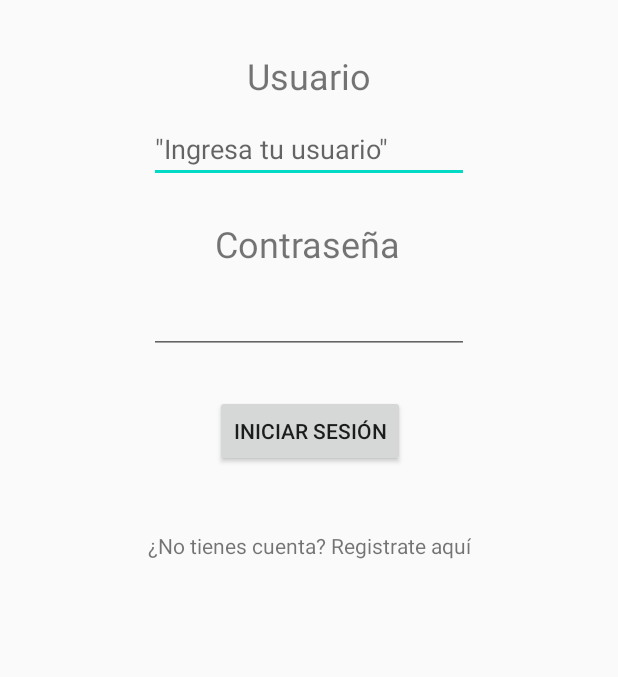
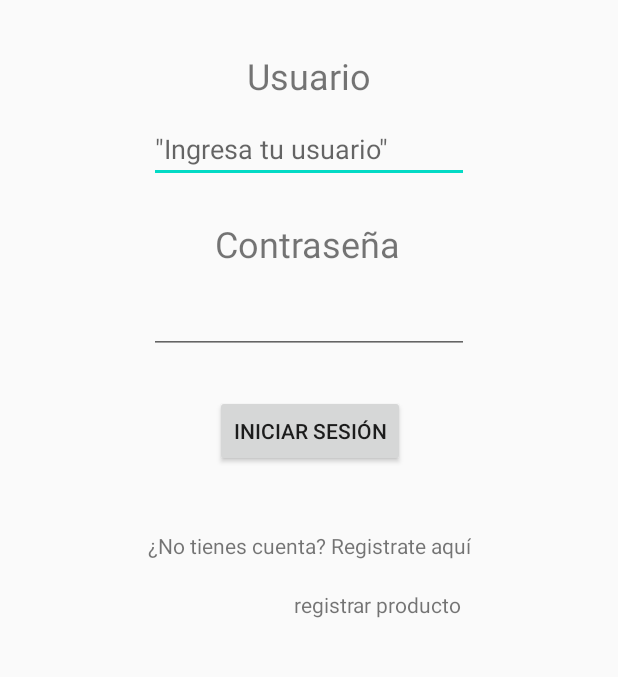
Before and after one commit to NEMESIIS/FEI-EATS-mov, an Android app: the screen it shows after launch (MainActivity), on a phone screen of 412 x 824 dp, the part 548-1225 px from its top. Run offline under Robolectric (Android 15) with nearby library versions, the phone set to English and light mode, and no system bars; our stand-ins replace Firebase (no records; nobody signed in at launch, a user with empty details on screens opened directly).

Commit message:
Registro de Productos - listo

```diff
--- a/app/src/main/AndroidManifest.xml
+++ b/app/src/main/AndroidManifest.xml
@@ -20,6 +20,9 @@
         <activity android:name=".ActivityUsuario"/>
         <activity android:name=".ActivityUsuario2" />
         <activity android:name=".ActivityDefault"/>
+        <activity android:name=".ActivityDefault2"/>
+        <activity android:name=".ActivityProducto"/>
+
 
     </application>
 
--- a/app/src/main/java/com/example/fei_eats_mov/MainActivity.java
+++ b/app/src/main/java/com/example/fei_eats_mov/MainActivity.java
@@ -41,9 +41,9 @@ public class MainActivity extends AppCompatActivity {
         }
 
        //obtención de referencias
-        etUsuario = (EditText) findViewById(R.id.etUsuario);
-        etContra = (EditText) findViewById(R.id.etContra);
-        btnIniciar = (Button) findViewById(R.id.btnIniciar);
+        etUsuario = findViewById(R.id.etUsuario);
+        etContra = findViewById(R.id.etContra);
+        btnIniciar = findViewById(R.id.btnIniciar);
 
         //Obtener instancia de autenticación firebase
         auth = FirebaseAuth.getInstance();
@@ -91,5 +91,17 @@ public class MainActivity extends AppCompatActivity {
             }
         });
 
+        //Regristro de producto prueba
+        final TextView  txtRegistrar2 = findViewById(R.id.txtRegistrar2);
+
+        txtRegistrar2.setOnClickListener(new View.OnClickListener() {
+            @Override
+            public void onClick(View v) {
+                Intent registrar2 = new Intent(MainActivity.this, ActivityDefault.class);
+                startActivity(registrar2);
+                finish();
+            }
+        });
+
     }
 }
--- a/app/src/main/res/layout/activity_main.xml
+++ b/app/src/main/res/layout/activity_main.xml
@@ -105,4 +105,16 @@
         app:layout_constraintTop_toTopOf="parent"
         app:layout_constraintVertical_bias="0.886" />
 
+    <TextView
+        android:id="@+id/txtRegistrar2"
+        android:layout_width="wrap_content"
+        android:layout_height="wrap_content"
+        android:text="registrar producto"
+        app:layout_constraintBottom_toBottomOf="parent"
+        app:layout_constraintEnd_toEndOf="parent"
+        app:layout_constraintHorizontal_bias="0.651"
+        app:layout_constraintStart_toStartOf="parent"
+        app:layout_constraintTop_toTopOf="parent"
+        app:layout_constraintVertical_bias="0.939" />
+
 </androidx.constraintlayout.widget.ConstraintLayout>
```
Also changed, not shown: app/build.gradle (+17 -0 lines), app/src/main/res/layout/activity_registro_producto.xml (+24 -0 lines).
